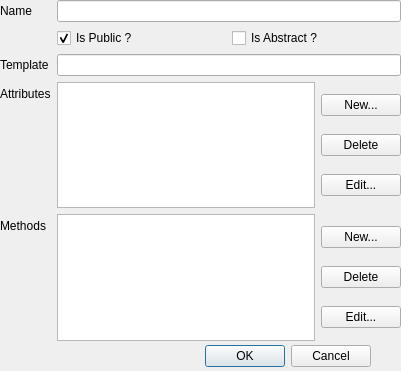
AvaN0x/IUT-UMLDesigner, file newclass.ui: the form before one commit.
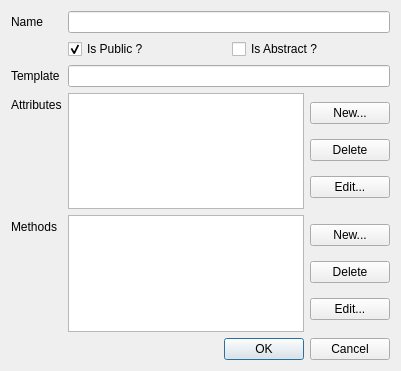
The form after the commit.

The edit to the form file:
```diff
--- a/newclass.ui
+++ b/newclass.ui
@@ -13,31 +13,8 @@
   <property name="windowTitle">
    <string>New Class</string>
   </property>
-  <widget class="QDialogButtonBox" name="btnbx">
-   <property name="geometry">
-    <rect>
-     <x>30</x>
-     <y>340</y>
-     <width>341</width>
-     <height>32</height>
-    </rect>
-   </property>
-   <property name="orientation">
-    <enum>Qt::Horizontal</enum>
-   </property>
-   <property name="standardButtons">
-    <set>QDialogButtonBox::Cancel|QDialogButtonBox::Ok</set>
-   </property>
-  </widget>
-  <widget class="QWidget" name="gridLayoutWidget">
-   <property name="geometry">
-    <rect>
-     <x>0</x>
-     <y>0</y>
-     <width>401</width>
-     <height>341</height>
-    </rect>
-   </property>
+  <layout class="QVBoxLayout" name="verticalLayout_3">
+   <item>
    <layout class="QFormLayout" name="formLayout_2">
     <item row="0" column="0">
      <widget class="QLabel" name="label">
@@ -172,7 +149,18 @@
      <widget class="QLineEdit" name="le_template"/>
     </item>
    </layout>
-  </widget>
+   </item>
+   <item>
+    <widget class="QDialogButtonBox" name="btnbx">
+     <property name="orientation">
+      <enum>Qt::Horizontal</enum>
+     </property>
+     <property name="standardButtons">
+      <set>QDialogButtonBox::Cancel|QDialogButtonBox::Ok</set>
+     </property>
+    </widget>
+   </item>
+  </layout>
  </widget>
  <resources/>
  <connections/>
```
Lines whose indentation alone changed are shown as unchanged.
